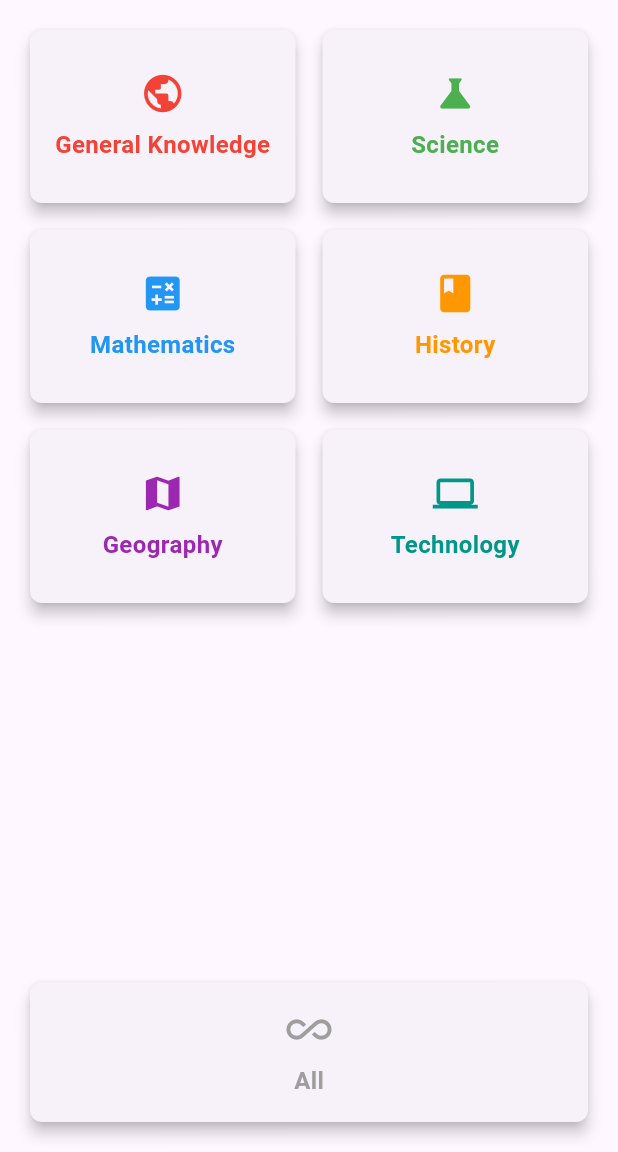
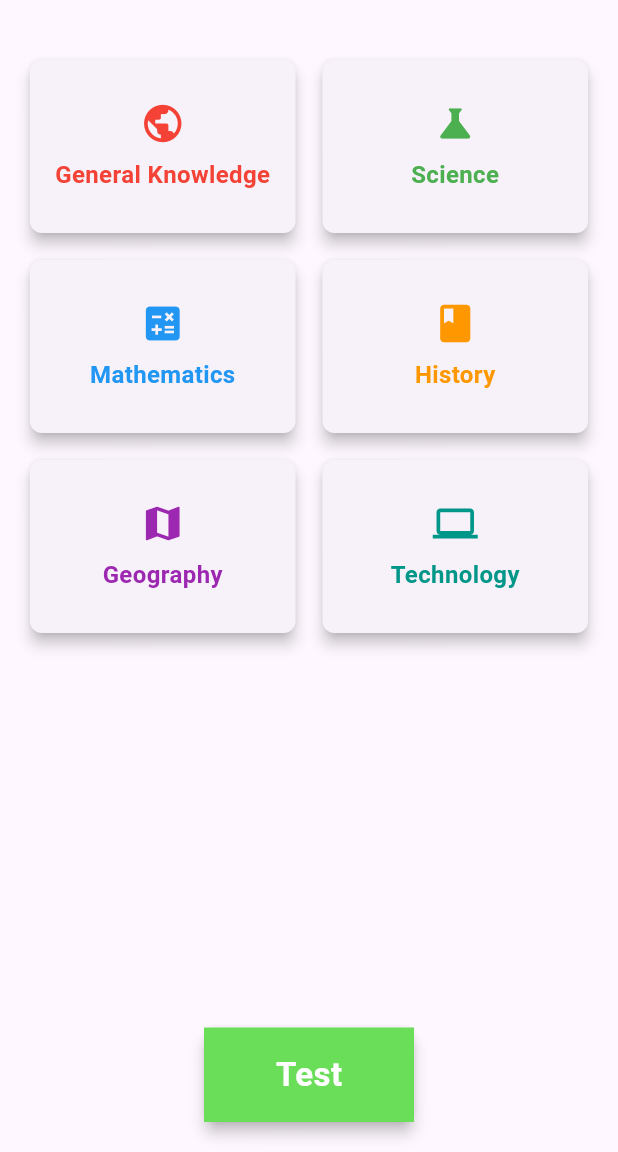
Before and after one commit to Staff-Room/quiz, a Flutter app: the screen it shows after launch, on a phone screen of 412 x 824 dp, the part 84-1236 px from its top. Run offline on Flutter 3.47's test engine with Material 3 defaults, Android fonts, the phone set to English and light mode, and no system bars; our stand-ins replace fl_chart, percent_indicator.

Commit message:
add files

```diff
--- a/lib/main.dart
+++ b/lib/main.dart
@@ -1,22 +1,28 @@
 import 'package:flutter/material.dart';
+import 'package:provider/provider.dart';
 import 'package:mkcl_quiz/pages/home_page.dart';
 import 'package:mkcl_quiz/pages/profile_page.dart';
 import 'package:mkcl_quiz/pages/quiz_page.dart';
+import 'theme_provider.dart'; // Import the ThemeProvider
 
 void main() {
-  runApp(MyApp());
+  runApp(
+    ChangeNotifierProvider(
+      create: (_) => ThemeProvider(),
+      child: MyApp(),
+    ),
+  );
 }
 
 class MyApp extends StatelessWidget {
   @override
   Widget build(BuildContext context) {
+    return Consumer<ThemeProvider>(
+      builder: (context, themeProvider, child) {
         return MaterialApp(
           title: 'Quiz App',
-      theme: ThemeData(
-        primarySwatch: Colors.orange,
-        visualDensity: VisualDensity.adaptivePlatformDensity,
-      ),
-      home: HomePage(), // Set HomePage as the starting page
+          theme: themeProvider.currentTheme,
+          home: HomePage(),
           routes: {
             '/profile': (context) => ProfilePage(),
             '/quiz': (context) => QuizPage(
@@ -26,5 +32,7 @@ class MyApp extends StatelessWidget {
                 ),
           },
         );
+      },
+    );
   }
 }
--- a/lib/pages/home_page.dart
+++ b/lib/pages/home_page.dart
@@ -1,6 +1,8 @@
 import 'package:flutter/material.dart';
-import 'quiz_page.dart'; // Import your QuizPage implementation
-import 'profile_page.dart'; // Import your ProfilePage implementation
+import 'package:provider/provider.dart';
+import 'package:mkcl_quiz/pages/quiz_page.dart'; // Import your QuizPage implementation
+import 'package:mkcl_quiz/pages/profile_page.dart'; // Import your ProfilePage implementation
+import 'package:mkcl_quiz/theme_provider.dart'; // Ensure the correct import
 
 class HomePage extends StatelessWidget {
   final List<Map<String, dynamic>> categories = [
@@ -14,16 +16,19 @@ class HomePage extends StatelessWidget {
 
   @override
   Widget build(BuildContext context) {
+    final themeProvider = Provider.of<ThemeProvider>(context);
+    final isDarkMode = themeProvider.isDarkMode;
+
     return Scaffold(
       appBar: AppBar(
-        backgroundColor: Colors.white,
+        backgroundColor: isDarkMode ? Colors.black : Colors.white,
         title: Column(
           crossAxisAlignment: CrossAxisAlignment.center,
           children: [
             Text(
               'MKCL QUIZ',
               style: TextStyle(
-                color: Colors.orange,
+                color: isDarkMode ? Colors.blue : Colors.orange,
                 fontSize: 24,
                 fontWeight: FontWeight.bold,
               ),
@@ -31,7 +36,7 @@ class HomePage extends StatelessWidget {
             Text(
               'Enrich your knowledge',
               style: TextStyle(
-                color: Colors.grey,
+                color: isDarkMode ? Colors.grey[300] : Colors.grey,
                 fontSize: 16,
               ),
             ),
@@ -40,7 +45,8 @@ class HomePage extends StatelessWidget {
         centerTitle: true,
         actions: [
           IconButton(
-            icon: Icon(Icons.notifications, color: Colors.blue),
+            icon: Icon(Icons.notifications,
+                color: isDarkMode ? Colors.white : Colors.blue),
             onPressed: () {
               Navigator.pushNamed(context, '/notifications');
             },
@@ -52,7 +58,8 @@ class HomePage extends StatelessWidget {
           padding: EdgeInsets.zero,
           children: <Widget>[
             UserAccountsDrawerHeader(
-              decoration: BoxDecoration(color: Colors.blue),
+              decoration:
+                  BoxDecoration(color: isDarkMode ? Colors.black : Colors.blue),
               accountName: Text('User Name'),
               accountEmail: Text('user@example.com'),
               currentAccountPicture: GestureDetector(
@@ -72,46 +79,62 @@ class HomePage extends StatelessWidget {
               ),
             ),
             ListTile(
-              leading: Icon(Icons.notifications),
-              title: Text('Notifications'),
+              leading: Icon(Icons.notifications,
+                  color: isDarkMode ? Colors.white : null),
+              title: Text('Notifications',
+                  style: TextStyle(color: isDarkMode ? Colors.white : null)),
               onTap: () {
                 Navigator.pushNamed(context, '/notifications');
               },
             ),
             ListTile(
-              leading: Icon(Icons.star),
-              title: Text('Rate Us'),
+              leading:
+                  Icon(Icons.star, color: isDarkMode ? Colors.white : null),
+              title: Text('Rate Us',
+                  style: TextStyle(color: isDarkMode ? Colors.white : null)),
               onTap: () {
                 // Navigate to rate us page
               },
             ),
             ListTile(
-              leading: Icon(Icons.feedback),
-              title: Text('Feedback'),
+              leading:
+                  Icon(Icons.feedback, color: isDarkMode ? Colors.white : null),
+              title: Text('Feedback',
+                  style: TextStyle(color: isDarkMode ? Colors.white : null)),
               onTap: () {
                 Navigator.pushNamed(context, '/feedback');
               },
             ),
             ListTile(
-              leading: Icon(Icons.share),
-              title: Text('Share App'),
+              leading:
+                  Icon(Icons.share, color: isDarkMode ? Colors.white : null),
+              title: Text('Share App',
+                  style: TextStyle(color: isDarkMode ? Colors.white : null)),
               onTap: () {
                 // Implement share app functionality
               },
             ),
-            Divider(), // Add a divider before the Sign Out button
+            Divider(),
             ListTile(
-              leading: Icon(Icons.logout),
-              title: Text('Log Out'),
+              leading: Icon(Icons.brightness_6,
+                  color: isDarkMode ? Colors.white : null),
+              title: Text('Switch Theme',
+                  style: TextStyle(color: isDarkMode ? Colors.white : null)),
+              trailing: Switch(
+                value: isDarkMode,
+                onChanged: (value) {
+                  Provider.of<ThemeProvider>(context, listen: false)
+                      .toggleTheme();
+                },
+              ),
+            ),
+            ListTile(
+              leading:
+                  Icon(Icons.logout, color: isDarkMode ? Colors.white : null),
+              title: Text('Log Out',
+                  style: TextStyle(color: isDarkMode ? Colors.white : null)),
               onTap: () {
                 // Add your logout functionality here
-              },
-            ),
-            ListTile(
-              leading: Icon(Icons.exit_to_app),
-              title: Text('Sign Out'),
-              onTap: () {
-                // Add your sign out functionality here
               },
             ),
           ],
@@ -121,6 +144,7 @@ class HomePage extends StatelessWidget {
         padding: const EdgeInsets.all(16.0),
         child: Column(
           children: <Widget>[
+            SizedBox(height: 20),
             Expanded(
               child: GridView.builder(
                 gridDelegate: SliverGridDelegateWithFixedCrossAxisCount(
@@ -177,7 +201,7 @@ class HomePage extends StatelessWidget {
                 },
               ),
             ),
-            SizedBox(height: 20),
+            SizedBox(height: 10),
             GestureDetector(
               onTap: () {
                 // Navigate to the test page or functionality
@@ -188,27 +212,17 @@ class HomePage extends StatelessWidget {
                   borderRadius: BorderRadius.circular(8),
                 ),
                 child: Container(
-                  width: double.infinity,
+                  width: 140,
                   padding: EdgeInsets.symmetric(vertical: 16),
+                  color: Color.fromARGB(255, 106, 221, 89),
                   child: Center(
-                    child: Column(
-                      mainAxisSize: MainAxisSize.min,
-                      children: [
-                        Icon(
-                          Icons.all_inclusive,
-                          color: Colors.grey,
-                          size: 30,
-                        ),
-                        SizedBox(height: 8),
-                        Text(
-                          'All',
-                          style: TextStyle(
-                            color: Colors.grey,
-                            fontSize: 16,
-                            fontWeight: FontWeight.bold,
-                          ),
-                        ),
-                      ],
+                    child: Text(
+                      'Test',
+                      style: TextStyle(
+                        color: Colors.white,
+                        fontSize: 22,
+                        fontWeight: FontWeight.bold,
+                      ),
                     ),
                   ),
                 ),
--- /dev/null
+++ b/lib/theme_provider.dart
@@ -0,0 +1,62 @@
+import 'package:flutter/material.dart';
+
+class ThemeProvider with ChangeNotifier {
+  bool _isDarkMode = false;
+
+  // Define the custom light and dark themes
+  final ThemeData _lightTheme = ThemeData.light().copyWith(
+      // Add your light theme customizations here if needed
+      );
+
+  final ThemeData _darkTheme = ThemeData.dark().copyWith(
+    primaryColor: Colors.blue, // Primary color for elements like buttons
+    backgroundColor: Color(0xFF121212),
+    scaffoldBackgroundColor: Color(0xFF121212),
+    cardColor: Color(0xFF1E1E1E),
+    errorColor: Color(0xFFCF6679),
+    textTheme: TextTheme(
+      headline1: TextStyle(color: Colors.white),
+      headline2: TextStyle(color: Colors.white),
+      headline3: TextStyle(color: Colors.white),
+      headline4: TextStyle(color: Colors.white),
+      headline5: TextStyle(color: Colors.white),
+      headline6: TextStyle(color: Colors.white),
+      subtitle1: TextStyle(color: Colors.white),
+      subtitle2: TextStyle(color: Colors.white),
+      bodyText1: TextStyle(color: Colors.white),
+      bodyText2: TextStyle(color: Colors.white),
+      button: TextStyle(color: Colors.blue), // Text for buttons
+      caption: TextStyle(color: Colors.white),
+      overline: TextStyle(color: Colors.white),
+    ),
+    buttonTheme: ButtonThemeData(
+      buttonColor: Colors.blue, // Button color
+      textTheme: ButtonTextTheme.primary, // Ensures text color is blue
+    ),
+    elevatedButtonTheme: ElevatedButtonThemeData(
+      style: ElevatedButton.styleFrom(
+        foregroundColor: Colors.white,
+        backgroundColor: Colors.blue, // Text color for dark theme
+      ),
+    ),
+    appBarTheme: AppBarTheme(
+      color: Colors.black,
+      iconTheme: IconThemeData(color: Colors.white),
+      toolbarTextStyle: TextTheme(
+        headline6: TextStyle(color: Colors.white, fontSize: 20),
+      ).bodyText2,
+      titleTextStyle: TextTheme(
+        headline6: TextStyle(color: Colors.white, fontSize: 20),
+      ).headline6,
+    ),
+  );
+
+  ThemeData get currentTheme => _isDarkMode ? _darkTheme : _lightTheme;
+
+  bool get isDarkMode => _isDarkMode;
+
+  void toggleTheme() {
+    _isDarkMode = !_isDarkMode;
+    notifyListeners();
+  }
+}
--- a/pubspec.yaml
+++ b/pubspec.yaml
@@ -39,6 +39,8 @@ dependencies:
   google_fonts: ^6.2.1
   image_picker: ^1.1.2
   intl: ^0.19.0
+  percent_indicator: ^4.2.3
+  provider: ^6.1.2
 
 dev_dependencies:
   flutter_test:
```
Also changed, not shown: lib/pages/profile_page.dart (+29 -6 lines), lib/pages/quiz_page.dart (+26 -49 lines), lib/pages/result_page.dart (+73 -32 lines), pubspec.lock. Lines whose indentation alone changed are shown as unchanged.
